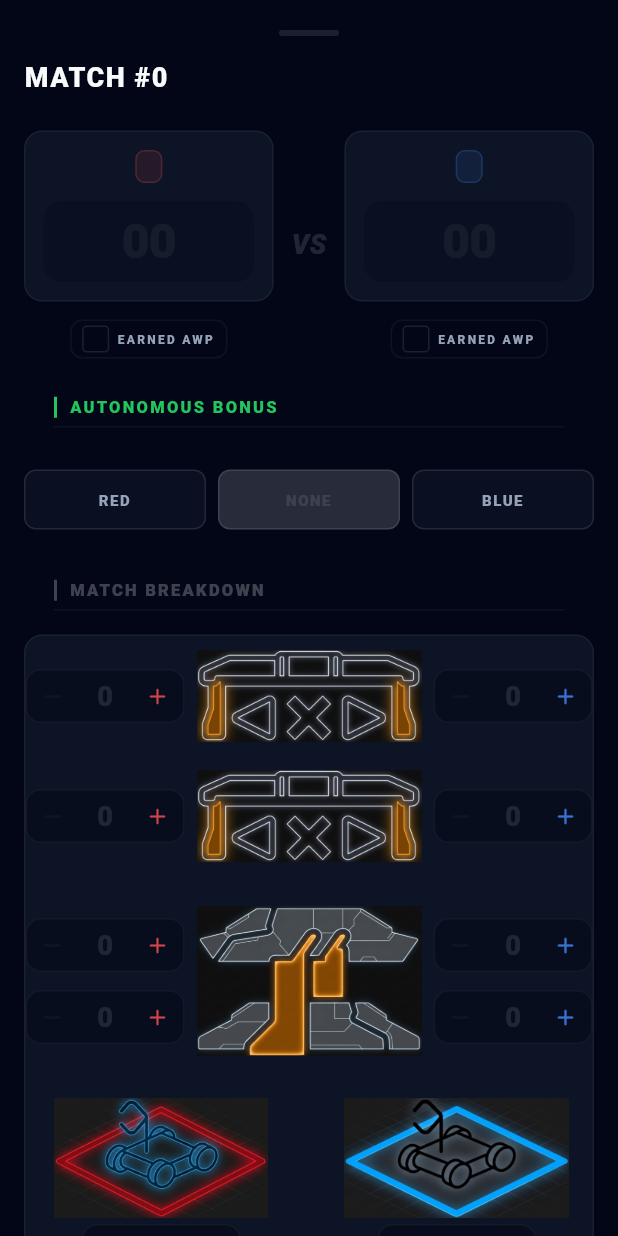
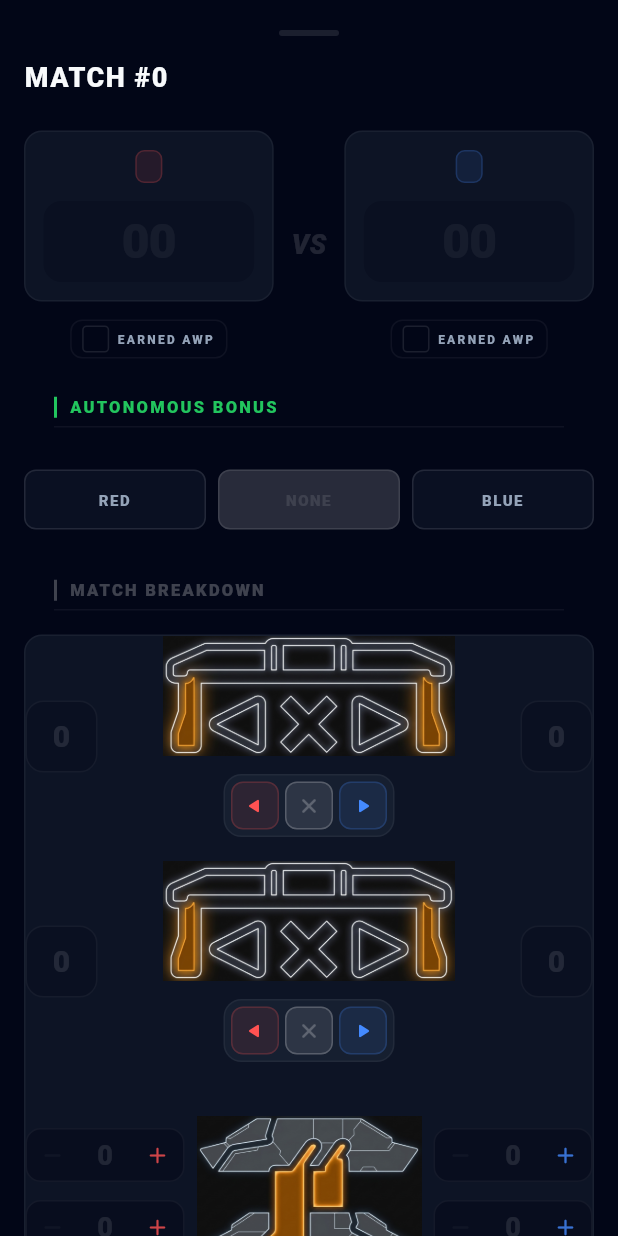
Before and after one commit to jysnz/QCUROBOTICS_MATCH_MANAGEMENT, a Flutter app: the StartMatchModal widget shown alone on an empty page, opened directly with empty values, on a phone screen of 412 x 824 dp. Run offline on Flutter 3.47's test engine with Material 3 defaults, Android fonts, the light colour scheme and no system bars; our stand-ins replace flutter_dotenv, google_sign_in, image_picker, supabase_flutter; accounts and stored records are empty; network calls fail; project files that could hold a hidden picture were left out.

Commit message:
Partially added buttons for control goals in long goal

```diff
--- a/lib/Pages/Tournament/start_match_modal.dart
+++ b/lib/Pages/Tournament/start_match_modal.dart
@@ -228,37 +228,51 @@ class _StartMatchModalState extends State<StartMatchModal> {
                 children: [
                   // Long Goal 1
                   _BreakdownRow(
-                    image: const BreakdownImage(path: 'Images/long_goal.png', height: 80),
-                    leftContent: _BreakdownCounter(
-                      value: _longGoal1Red,
-                      onChanged: (v) => setState(() => _longGoal1Red = v),
-                      color: Colors.redAccent,
-                      enabled: widget.matchData.status != 'Completed',
+                    image: Column(
+                      mainAxisSize: MainAxisSize.min,
+                      children: [
+                        const BreakdownImage(path: 'Images/long_goal.png', height: 80),
+                        const SizedBox(height: 12),
+                        _TripleButtonControl(
+                          onLeft: () => setState(() => _longGoal1Red++),
+                          onCenter: () => setState(() {
+                            _longGoal1Red = 0;
+                            _longGoal1Blue = 0;
+                          }),
+                          onRight: () => setState(() => _longGoal1Blue++),
+                          enabled: widget.matchData.status != 'Completed',
+                        ),
+                      ],
                     ),
-                    rightContent: _BreakdownCounter(
-                      value: _longGoal1Blue,
-                      onChanged: (v) => setState(() => _longGoal1Blue = v),
-                      color: Colors.blueAccent,
-                      enabled: widget.matchData.status != 'Completed',
-                    ),
+                    leftContent: _ValueDisplay(value: _longGoal1Red, color: Colors.redAccent),
+                    rightContent: _ValueDisplay(value: _longGoal1Blue, color: Colors.blueAccent),
                   ),
+
+                  const SizedBox(height: 16),
 
                   // Long Goal 2
                   _BreakdownRow(
-                    image: const BreakdownImage(path: 'Images/long_goal.png', height: 80),
-                    leftContent: _BreakdownCounter(
-                      value: _longGoal2Red,
-                      onChanged: (v) => setState(() => _longGoal2Red = v),
-                      color: Colors.redAccent,
-                      enabled: widget.matchData.status != 'Completed',
+                    image: Column(
+                      mainAxisSize: MainAxisSize.min,
+                      children: [
+                        const BreakdownImage(path: 'Images/long_goal.png', height: 80),
+                        const SizedBox(height: 12),
+                        _TripleButtonControl(
+                          onLeft: () => setState(() => _longGoal2Red++),
+                          onCenter: () => setState(() {
+                            _longGoal2Red = 0;
+                            _longGoal2Blue = 0;
+                          }),
+                          onRight: () => setState(() => _longGoal2Blue++),
+                          enabled: widget.matchData.status != 'Completed',
+                        ),
+                      ],
                     ),
-                    rightContent: _BreakdownCounter(
-                      value: _longGoal2Blue,
-                      onChanged: (v) => setState(() => _longGoal2Blue = v),
-                      color: Colors.blueAccent,
-                      enabled: widget.matchData.status != 'Completed',
-                    ),
+                    leftContent: _ValueDisplay(value: _longGoal2Red, color: Colors.redAccent),
+                    rightContent: _ValueDisplay(value: _longGoal2Blue, color: Colors.blueAccent),
                   ),
+
+                  const SizedBox(height: 16),
 
                   // Middle Goal
                   _BreakdownRow(
@@ -663,3 +677,131 @@ class _CounterBtn extends StatelessWidget {
     );
   }
 }
+
+class _ValueDisplay extends StatelessWidget {
+  final int value;
+  final Color color;
+
+  const _ValueDisplay({required this.value, required this.color});
+
+  @override
+  Widget build(BuildContext context) {
+    final bool isActive = value > 0;
+    return Container(
+      width: 48,
+      height: 48,
+      alignment: Alignment.center,
+      decoration: BoxDecoration(
+        color: isActive ? color.withValues(alpha: 0.1) : kBackground.withValues(alpha: 0.3),
+        borderRadius: BorderRadius.circular(12),
+        border: Border.all(
+          color: isActive ? color.withValues(alpha: 0.3) : Colors.white.withValues(alpha: 0.05),
+        ),
+      ),
+      child: Text(
+        '$value',
+        style: TextStyle(
+          color: isActive ? Colors.white : Colors.white.withValues(alpha: 0.1),
+          fontWeight: FontWeight.w900,
+          fontSize: 20,
+        ),
+      ),
+    );
+  }
+}
+
+class _TripleButtonControl extends StatelessWidget {
+  final VoidCallback? onLeft;
+  final VoidCallback? onCenter;
+  final VoidCallback? onRight;
+  final bool enabled;
+
+  const _TripleButtonControl({
+    this.onLeft,
+    this.onCenter,
+    this.onRight,
+    this.enabled = true,
+  });
+
+  @override
+  Widget build(BuildContext context) {
+    return Container(
+      padding: const EdgeInsets.symmetric(horizontal: 4, vertical: 4),
+      decoration: BoxDecoration(
+        color: kSurface.withValues(alpha: 0.5),
+        borderRadius: BorderRadius.circular(12),
+        border: Border.all(color: Colors.white.withValues(alpha: 0.05)),
+      ),
+      child: Row(
+        mainAxisSize: MainAxisSize.min,
+        children: [
+          _ControlBtn(
+            icon: Icons.play_arrow_rounded,
+            isLeft: true,
+            onTap: onLeft,
+            enabled: enabled,
+            color: Colors.redAccent,
+          ),
+          const SizedBox(width: 4),
+          _ControlBtn(
+            icon: Icons.close_rounded,
+            onTap: onCenter,
+            enabled: enabled,
+            color: Colors.white24,
+          ),
+          const SizedBox(width: 4),
+          _ControlBtn(
+            icon: Icons.play_arrow_rounded,
+            onTap: onRight,
+            enabled: enabled,
+            color: Colors.blueAccent,
+          ),
+        ],
+      ),
+    );
+  }
+}
+
+class _ControlBtn extends StatelessWidget {
+  final IconData icon;
+  final bool isLeft;
+  final VoidCallback? onTap;
+  final bool enabled;
+  final Color color;
+
+  const _ControlBtn({
+    required this.icon,
+    this.isLeft = false,
+    this.onTap,
+    this.enabled = true,
+    required this.color,
+  });
+
+  @override
+  Widget build(BuildContext context) {
+    return Material(
+      color: Colors.transparent,
+      child: InkWell(
+        onTap: enabled ? onTap : null,
+        borderRadius: BorderRadius.circular(8),
+        child: Container(
+          width: 32,
+          height: 32,
+          decoration: BoxDecoration(
+            color: color.withValues(alpha: 0.1),
+            borderRadius: BorderRadius.circular(8),
+            border: Border.all(color: color.withValues(alpha: 0.2)),
+          ),
+          child: Transform.rotate(
+            angle: isLeft ? 3.14159 : 0,
+            child: Icon(
+              icon,
+              size: 16,
+              color: enabled ? color : color.withValues(alpha: 0.2),
+            ),
+          ),
+        ),
+      ),
+    );
+  }
+}
```
Also changed, not shown: Images/long_goal_updated.png (added).
